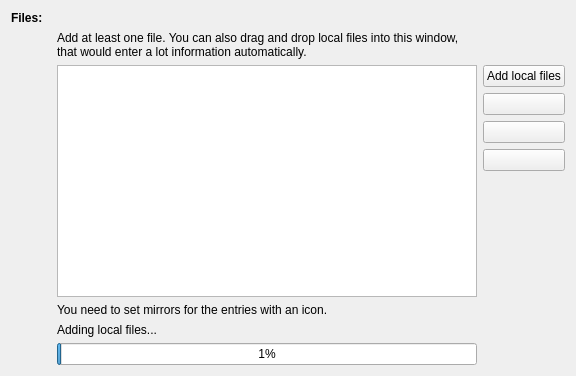
Above: ui/metalinkcreator/files.ui from KDE/kget before the change. Below: the same form after it.
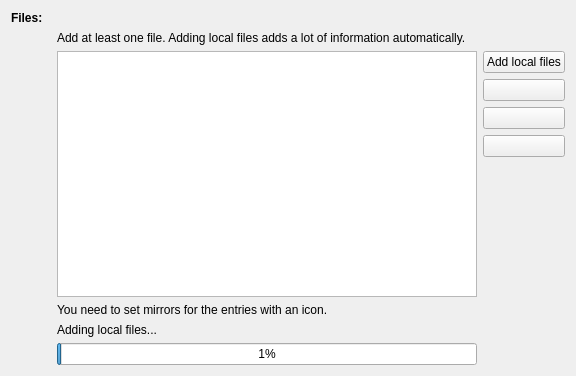
That is the form after the change. Custom widgets are drawn as their Qt base class.

The edit to the form file:
```diff
--- a/ui/metalinkcreator/files.ui
+++ b/ui/metalinkcreator/files.ui
@@ -79,7 +79,7 @@
    <item row="1" column="1">
     <widget class="QLabel" name="label_2">
      <property name="text">
-      <string>Add at least one file. You can also drag and drop local files into this window, that would enter a lot information automatically.</string>
+      <string>Add at least one file. Adding local files adds a lot of information automatically.</string>
      </property>
      <property name="wordWrap">
       <bool>true</bool>
```
